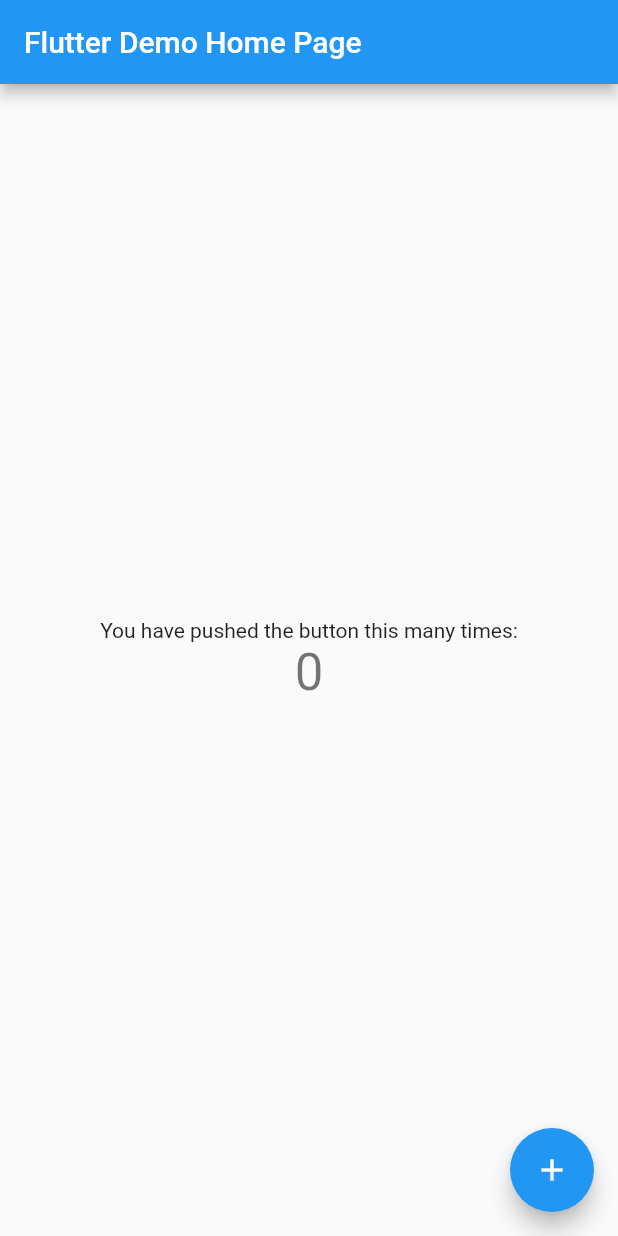
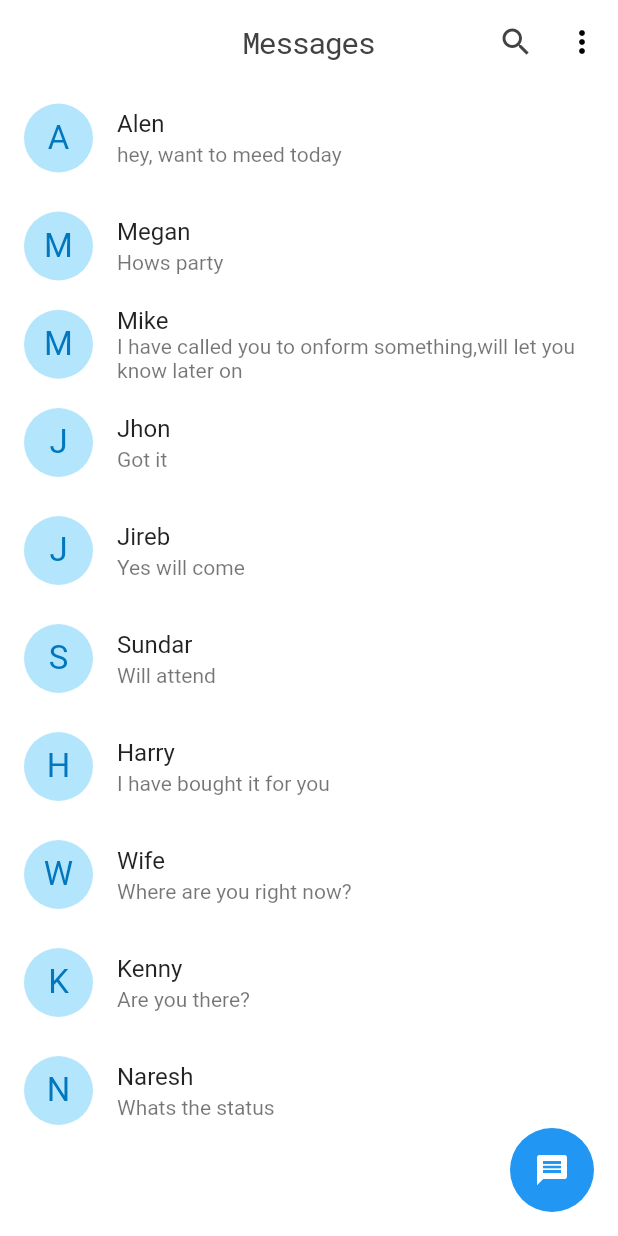
Before and after one commit to pinkeshdarji/FlutterMessagesClone, a Flutter app: the screen it shows after launch, on a phone screen of 412 x 824 dp. Run offline on Flutter 3.47's test engine with Material 2 defaults, Android fonts, the phone set to English and light mode, and no system bars.

Commit message:
Basic layout done.

```diff
--- a/lib/main.dart
+++ b/lib/main.dart
@@ -1,111 +1,20 @@
 import 'package:flutter/material.dart';
+import 'ui/home.dart';
 
-void main() => runApp(MyApp());
+void main() => runApp(MessagesApp());
 
-class MyApp extends StatelessWidget {
-  // This widget is the root of your application.
+class MessagesApp extends StatelessWidget {
   @override
   Widget build(BuildContext context) {
     return MaterialApp(
-      title: 'Flutter Demo',
+      title: 'The Android Messages App Clone in Flutter.',
+      debugShowCheckedModeBanner: false,
       theme: ThemeData(
-        // This is the theme of your application.
-        //
-        // Try running your application with "flutter run". You'll see the
-        // application has a blue toolbar. Then, without quitting the app, try
-        // changing the primarySwatch below to Colors.green and then invoke
-        // "hot reload" (press "r" in the console where you ran "flutter run",
-        // or simply save your changes to "hot reload" in a Flutter IDE).
-        // Notice that the counter didn't reset back to zero; the application
-        // is not restarted.
-        primarySwatch: Colors.blue,
+          primaryColor: Colors.white,
+          accentColor: Colors.black,
+          fontFamily: 'RobotoMono'
       ),
-      home: MyHomePage(title: 'Flutter Demo Home Page'),
+      home: Home(),
     );
   }
 }
-
-class MyHomePage extends StatefulWidget {
-  MyHomePage({Key key, this.title}) : super(key: key);
-
-  // This widget is the home page of your application. It is stateful, meaning
-  // that it has a State object (defined below) that contains fields that affect
-  // how it looks.
-
-  // This class is the configuration for the state. It holds the values (in this
-  // case the title) provided by the parent (in this case the App widget) and
-  // used by the build method of the State. Fields in a Widget subclass are
-  // always marked "final".
-
-  final String title;
-
-  @override
-  _MyHomePageState createState() => _MyHomePageState();
-}
-
-class _MyHomePageState extends State<MyHomePage> {
-  int _counter = 0;
-
-  void _incrementCounter() {
-    setState(() {
-      // This call to setState tells the Flutter framework that something has
-      // changed in this State, which causes it to rerun the build method below
-      // so that the display can reflect the updated values. If we changed
-      // _counter without calling setState(), then the build method would not be
-      // called again, and so nothing would appear to happen.
-      _counter++;
-    });
-  }
-
-  @override
-  Widget build(BuildContext context) {
-    // This method is rerun every time setState is called, for instance as done
-    // by the _incrementCounter method above.
-    //
-    // The Flutter framework has been optimized to make rerunning build methods
-    // fast, so that you can just rebuild anything that needs updating rather
-    // than having to individually change instances of widgets.
-    return Scaffold(
-      appBar: AppBar(
-        // Here we take the value from the MyHomePage object that was created by
-        // the App.build method, and use it to set our appbar title.
-        title: Text(widget.title),
-      ),
-      body: Center(
-        // Center is a layout widget. It takes a single child and positions it
-        // in the middle of the parent.
-        child: Column(
-          // Column is also layout widget. It takes a list of children and
-          // arranges them vertically. By default, it sizes itself to fit its
-          // children horizontally, and tries to be as tall as its parent.
-          //
-          // Invoke "debug painting" (press "p" in the console, choose the
-          // "Toggle Debug Paint" action from the Flutter Inspector in Android
-          // Studio, or the "Toggle Debug Paint" command in Visual Studio Code)
-          // to see the wireframe for each widget.
-          //
-          // Column has various properties to control how it sizes itself and
-          // how it positions its children. Here we use mainAxisAlignment to
-          // center the children vertically; the main axis here is the vertical
-          // axis because Columns are vertical (the cross axis would be
-          // horizontal).
-          mainAxisAlignment: MainAxisAlignment.center,
-          children: <Widget>[
-            Text(
-              'You have pushed the button this many times:',
-            ),
-            Text(
-              '$_counter',
-              style: Theme.of(context).textTheme.display1,
-            ),
-          ],
-        ),
-      ),
-      floatingActionButton: FloatingActionButton(
-        onPressed: _incrementCounter,
-        tooltip: 'Increment',
-        child: Icon(Icons.add),
-      ), // This trailing comma makes auto-formatting nicer for build methods.
-    );
-  }
-}
--- /dev/null
+++ b/lib/models/message.dart
@@ -0,0 +1,6 @@
+class Message{
+  String from;
+  String message;
+
+  Message({this.from,this.message});
+}
--- /dev/null
+++ b/lib/ui/home.dart
@@ -0,0 +1,226 @@
+import 'dart:math';
+
+import 'package:flutter/material.dart';
+import 'package:flutter/rendering.dart';
+import 'package:flutter_messages_clone/models/message.dart';
+
+enum Options {
+  archived,
+  markAllAsRead,
+  blockedContacts,
+  messagesForWeb,
+  darkMode,
+  settings,
+  helpAndFeedback
+}
+
+class Home extends StatefulWidget {
+  @override
+  _HomeState createState() => _HomeState();
+}
+
+class _HomeState extends State<Home> {
+  List<Message> messages = <Message>[];
+  final random = Random();
+  double _width = 56.0;
+  bool isExtended = false;
+  double appBarElevation = 0;
+
+  @override
+  void initState() {
+    messages.add(Message(from: "Alen", message: "hey, want to meed today"));
+    messages.add(Message(from: "Megan", message: "Hows party"));
+    messages.add(Message(
+        from: "Mike",
+        message:
+            "I have called you to onform something,will let you know later on"));
+    messages.add(Message(from: "Jhon", message: "Got it"));
+    messages.add(Message(from: "Jireb", message: "Yes will come"));
+    messages.add(Message(from: "Sundar", message: "Will attend"));
+    messages.add(Message(from: "Harry", message: "I have bought it for you"));
+    messages.add(Message(from: "Wife", message: "Where are you right now?"));
+    messages.add(Message(from: "Kenny", message: "Are you there?"));
+    messages.add(Message(from: "Naresh", message: "Whats the status"));
+    super.initState();
+  }
+
+  @override
+  Widget build(BuildContext context) {
+    return Scaffold(
+        appBar: AppBar(
+          title: Text('Messages',
+              style: TextStyle(letterSpacing: -1, color: Colors.grey[800])),
+          elevation: appBarElevation,
+          centerTitle: true,
+          actions: <Widget>[
+            Container(
+                padding: EdgeInsets.symmetric(horizontal: 8),
+                child: Icon(
+                  Icons.search,
+                  color: Colors.grey[800],
+                )),
+            Container(
+              child: optionMenu(),
+            )
+          ],
+        ),
+        body: Container(
+          color: Colors.white,
+            child: Stack(
+          alignment: AlignmentDirectional.bottomEnd,
+          children: <Widget>[
+            NotificationListener<ScrollNotification>(
+              onNotification: (scrollNotification) {
+                if (scrollNotification is UserScrollNotification) {
+                  switch (scrollNotification.direction) {
+                    case ScrollDirection.reverse:
+                      extendFab(true);
+                      break;
+                    case ScrollDirection.forward:
+                      extendFab(false);
+                      break;
+                    case ScrollDirection.idle:
+                      break;
+                  }
+                }
+              },
+              child: ListView.builder(
+                  itemCount: messages.length,
+                  itemBuilder: (context, index) {
+                    return ListTile(
+                      leading: CircleAvatar(
+                        backgroundColor: Colors.lightBlue.shade100,
+                        radius: 23,
+                        child: Text(
+                          '${messages[index].from.substring(0, 1)}',
+                          style: TextStyle(
+                              fontSize: 22,
+                              fontFamily: 'Roboto',
+                              color: Colors.lightBlue[800]),
+                        ),
+                      ),
+                      title: Text(
+                        '${messages[index].from}',
+                        style: TextStyle(fontFamily: 'Roboto'),
+                      ),
+                      subtitle: Text(
+                        '${messages[index].message}',
+                        style: TextStyle(fontFamily: 'Roboto'),
+                      ),
+                    );
+                  }),
+            ),
+            AnimatedContainer(
+              height: 56,
+              width: _width,
+              constraints: BoxConstraints(minWidth: 56, maxWidth: 120),
+              duration: Duration(milliseconds: 180),
+              margin: EdgeInsets.all(16),
+              padding: EdgeInsets.symmetric(horizontal: 16),
+              decoration: BoxDecoration(
+                color: Colors.blue,
+                borderRadius: BorderRadius.all(Radius.circular(50)),
+              ),
+              child: ListView(
+                shrinkWrap: true,
+                scrollDirection: Axis.horizontal,
+                physics: NeverScrollableScrollPhysics(),
+                children: <Widget>[
+                  Row(
+                    crossAxisAlignment: CrossAxisAlignment.center,
+                    children: <Widget>[
+                      Icon(
+                        Icons.message,
+                        color: Colors.white,
+                      ),
+                      Container(
+                        child: isExtended
+                            ? Text(
+                                'Start chat',
+                                style: TextStyle(fontFamily: 'Roboto'),
+                              )
+                            : SizedBox.shrink(),
+                      )
+                    ],
+                  )
+                ],
+              ),
+            ),
+          ],
+        )));
+  }
+
+  PopupMenuButton<Options> optionMenu() {
+    return PopupMenuButton<Options>(
+      onSelected: (Options result) {
+        print(result);
+      },
+      itemBuilder: (BuildContext context) => <PopupMenuEntry<Options>>[
+            const PopupMenuItem<Options>(
+              value: Options.archived,
+              child: Text(
+                'Archived',
+                style: TextStyle(fontFamily: 'Roboto'),
+              ),
+            ),
+            const PopupMenuItem<Options>(
+              value: Options.markAllAsRead,
+              child: Text(
+                'Mark all as read',
+                style: TextStyle(fontFamily: 'Roboto'),
+              ),
+            ),
+            const PopupMenuItem<Options>(
+              value: Options.blockedContacts,
+              child: Text(
+                'Blocked contacts',
+                style: TextStyle(fontFamily: 'Roboto'),
+              ),
+            ),
+            const PopupMenuItem<Options>(
+              value: Options.messagesForWeb,
+              child: Text(
+                'Messages for web',
+                style: TextStyle(fontFamily: 'Roboto'),
+              ),
+            ),
+            const PopupMenuItem<Options>(
+              value: Options.darkMode,
+              child: Text(
+                'Enable dark mode',
+                style: TextStyle(fontFamily: 'Roboto'),
+              ),
+            ),
+            const PopupMenuItem<Options>(
+              value: Options.settings,
+              child: Text(
+                'Settings',
+                style: TextStyle(fontFamily: 'Roboto'),
+              ),
+            ),
+            const PopupMenuItem<Options>(
+              value: Options.helpAndFeedback,
+              child: Text(
+                'Help & feedback',
+                style: TextStyle(fontFamily: 'Roboto'),
+              ),
+            ),
+          ],
+    );
+  }
+
+  extendFab(bool isExtend) {
+    setState(() {
+      isExtended = isExtend;
+      _width = isExtended ? 120 : 56;
+      appBarElevation = isExtend ? 5 : 0;
+    });
+  }
+}
+
+//TODO option menu can be improved with list
+//TODO proper font style with theme
+//TODO code correction
+//TODO random color
+//TODO library match coding standard with pedro
+//Different option for color
```
Also changed, not shown: pubspec.yaml (+12 -35 lines), fonts/Roboto-Regular.ttf (added), fonts/RobotoMono-Medium.ttf (added), fonts/RobotoMono-Regular.ttf (added), fonts/RobotoMono-Thin.ttf (added), 1 other file.
